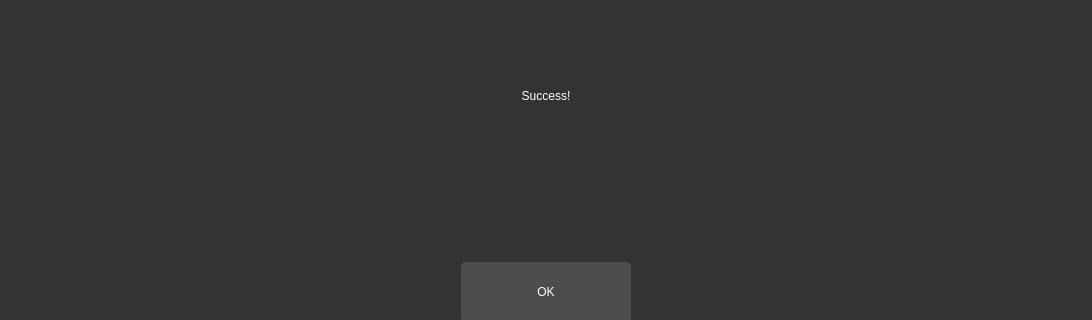
Qt form source/features/ui/uploadpage_success.ui (Teky500/Ebook-PR-Application) before a commit; both pictures show x 0 to 1092 and y 0 to 320 of the 1092 by 683 pixel window.
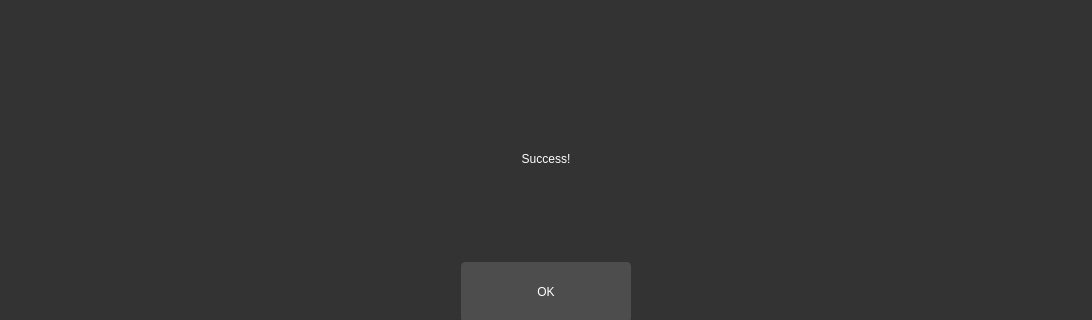
The same form after that commit.

```diff
--- a/source/features/ui/uploadpage_success.ui
+++ b/source/features/ui/uploadpage_success.ui
@@ -120,22 +120,8 @@
          <property name="alignment">
           <set>Qt::AlignCenter</set>
          </property>
-        </widget>
-       </item>
-      </layout>
-     </item>
-     <item>
-      <layout class="QHBoxLayout" name="horizontalLayout_3">
-       <item>
-        <widget class="QLabel" name="label">
-         <property name="styleSheet">
-          <string notr="true">font: 700 15pt &quot;Segoe UI&quot;;</string>
-         </property>
-         <property name="text">
-          <string/>
-         </property>
-         <property name="alignment">
-          <set>Qt::AlignCenter</set>
+         <property name="wordWrap">
+          <bool>true</bool>
          </property>
         </widget>
        </item>
```
Left out of the diff: 4 changed lines with no effect on the pictures.
